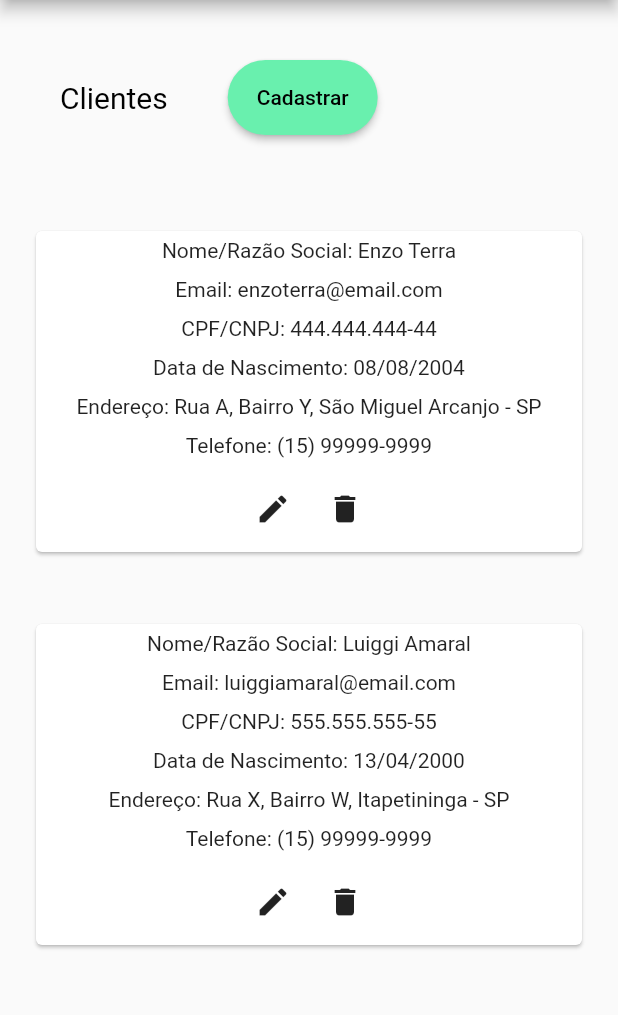
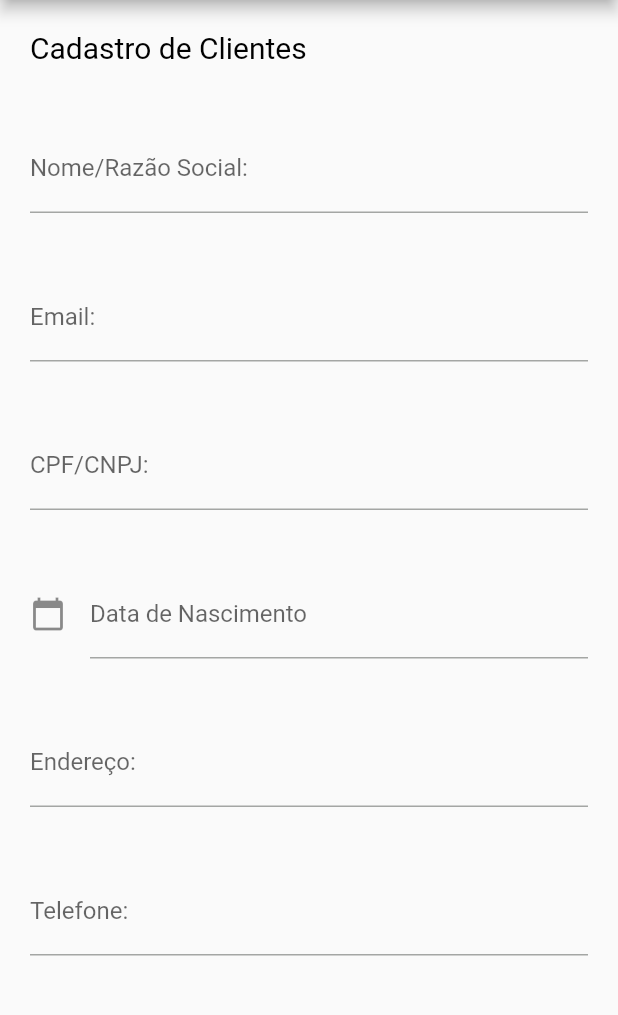
Before and after one commit to AmandaMaziero/sistema_de_venda, a Flutter app: the Client screen opened directly, after a tap on "Cadastrar", on a phone screen of 412 x 824 dp, the part 84-1099 px from its top. Run offline on Flutter 3.47's test engine with Material 2 defaults, Android fonts, the phone set to English and light mode, and no system bars; Roboto replaces fonts that are missing (Poppins).

Commit message:
formulários de cadastro

```diff
--- a/lib/pages/clients.dart
+++ b/lib/pages/clients.dart
@@ -5,6 +5,7 @@ import 'package:sistema_de_venda/pages/home.dart';
 import 'package:sistema_de_venda/pages/users.dart';
 import 'package:sistema_de_venda/pages/products.dart';
 import 'package:sistema_de_venda/pages/sales.dart';
+import 'package:sistema_de_venda/pages/forms/clients.form.dart';
 
 class Client extends StatelessWidget {
   const Client({Key? key}) : super(key: key);
@@ -69,7 +70,7 @@ class Client extends StatelessWidget {
                   mainAxisAlignment: MainAxisAlignment.end,
                   children: [
                     Buttons("Cadastrar", onPressed: () {
-                      _click(context, const Client());
+                      _click(context, const FormClient());
                     }),
                   ],
                 ),
--- /dev/null
+++ b/lib/pages/forms/clients.form.dart
@@ -0,0 +1,143 @@
+import 'package:flutter/material.dart';
+import 'package:intl/intl.dart';
+import 'package:sistema_de_venda/widgets/input.dart';
+import 'package:sistema_de_venda/widgets/texts.dart';
+import 'package:sistema_de_venda/pages/home.dart';
+import 'package:sistema_de_venda/pages/users.dart';
+import 'package:sistema_de_venda/pages/clients.dart';
+import 'package:sistema_de_venda/pages/products.dart';
+import 'package:sistema_de_venda/pages/sales.dart';
+
+class FormClient extends StatefulWidget {
+  const FormClient({super.key});
+
+  @override
+  State<FormClient> createState() => _FormClientState();
+}
+
+class _FormClientState extends State<FormClient> {
+  final _name = TextEditingController();
+  final _email = TextEditingController();
+  final _document = TextEditingController();
+  final _dateBirth = TextEditingController();
+  final _address = TextEditingController();
+  final _phone = TextEditingController();
+
+  @override
+  Widget build(BuildContext context) {
+    return Scaffold(
+      appBar: AppBar(
+        title: const Text("Sistema de Venda"),
+        backgroundColor: Colors.greenAccent,
+      ),
+      drawer: Drawer(
+        child: ListView(
+          padding: EdgeInsets.zero,
+          children: [
+            const DrawerHeader(
+              decoration: BoxDecoration(
+                color: Colors.greenAccent,
+              ),
+              child: Text('Sistema de Vendas'),
+            ),
+            _buildDrawerItem('Página Inicial', const Home(), context),
+            _buildDrawerItem('Usuários', const User(), context),
+            _buildDrawerItem('Clientes', const Client(), context),
+            _buildDrawerItem('Produtos', const Product(), context),
+            _buildDrawerItem('Vendas', const Sale(), context),
+          ],
+        ),
+      ),
+      body: _buildBody(context),
+    );
+  }
+
+  Widget _buildDrawerItem(String title, Widget page, BuildContext context) {
+    return ListTile(
+      title: Text(title),
+      onTap: () {
+        _click(context, page);
+      },
+    );
+  }
+
+  @override
+  void initState() {
+    _dateBirth.text = ""; //set the initial value of text field
+    super.initState();
+  }
+
+  Widget _buildBody(BuildContext context) {
+    return ListView(children: [
+      Padding(
+        padding: const EdgeInsets.all(20),
+        child: Texts("Cadastro de Clientes"),
+      ),
+      Padding(
+        padding: const EdgeInsets.all(20),
+        child: Input(
+            "Insira nome/razão social...",
+            "Nome/Razão Social:",
+            controller: _name,
+            false),
+      ),
+      Padding(
+        padding: const EdgeInsets.all(20),
+        child:
+            Input("Insira seu email...", "Email:", controller: _email, false),
+      ),
+      Padding(
+        padding: const EdgeInsets.all(20),
+        child: Input(
+            "Insira seu CPF/CNPJ...",
+            "CPF/CNPJ:",
+            controller: _document,
+            false),
+      ),
+      Padding(
+        padding: const EdgeInsets.all(20),
+        child: TextFormField(
+            controller: _dateBirth,
+            style: const TextStyle(
+              color: Colors.black,
+            ),
+            decoration: const InputDecoration(
+                labelText: "Data de Nascimento",
+                icon: Icon(Icons.calendar_today)),
+            readOnly: true,
+            onTap: () async {
+              DateTime? pickedDate = await showDatePicker(
+                  context: context,
+                  initialDate: DateTime.now(),
+                  firstDate: DateTime(2000),
+                  lastDate: DateTime(2101));
+
+              if (pickedDate != null) {
+                String formattedDate =
+                    DateFormat('yyyy-MM-dd').format(pickedDate);
+
+                setState(() {
+                  _dateBirth.text = formattedDate;
+                });
+              }
+            }),
+      ),
+      Padding(
+        padding: const EdgeInsets.all(20),
+        child: Input(
+            "Insira seu endereço...", "Endereço:", controller: _address, false),
+      ),
+      Padding(
+        padding: const EdgeInsets.all(20),
+        child: Input(
+            "Insira seu telefone...", "Telefone:", controller: _phone, true),
+      ),
+    ]);
+  }
+
+  void _click(BuildContext context, Widget page) {
+    Navigator.push(context, MaterialPageRoute(builder: (BuildContext context) {
+      return page;
+    }));
+  }
+}
--- a/lib/pages/login.dart
+++ b/lib/pages/login.dart
@@ -36,12 +36,12 @@ class _LoginState extends State<Login> {
         Padding(
           padding: const EdgeInsets.all(20),
           child:
-              Input("Email:", "Insira seu email...", controller: _email, false),
+              Input("Insira seu email...", "Email:", controller: _email, false),
         ),
         Padding(
           padding: const EdgeInsets.all(20),
           child: Input(
-              "Senha:", "Insira sua senha...", controller: _password, true),
+              "Insira seu email...", "Senha:", controller: _password, true),
         ),
         Center(
           child: Buttons("Entrar", onPressed: _entrar),
--- a/lib/pages/sales.dart
+++ b/lib/pages/sales.dart
@@ -1,4 +1,5 @@
 import 'package:flutter/material.dart';
+import 'package:sistema_de_venda/pages/forms/sales.form.dart';
 import 'package:sistema_de_venda/widgets/buttons.dart';
 import 'package:sistema_de_venda/widgets/texts.dart';
 import 'package:sistema_de_venda/pages/home.dart';
@@ -69,7 +70,7 @@ class Sale extends StatelessWidget {
                   mainAxisAlignment: MainAxisAlignment.end,
                   children: [
                     Buttons("Cadastrar", onPressed: () {
-                      _click(context, const Sale());
+                      _click(context, const FormSale());
                     }),
                   ],
                 ),
--- a/lib/pages/users.dart
+++ b/lib/pages/users.dart
@@ -1,4 +1,5 @@
 import 'package:flutter/material.dart';
+import 'package:sistema_de_venda/pages/forms/users.form.dart';
 import 'package:sistema_de_venda/widgets/buttons.dart';
 import 'package:sistema_de_venda/widgets/texts.dart';
 import 'package:sistema_de_venda/pages/home.dart';
@@ -69,7 +70,7 @@ class User extends StatelessWidget {
                   mainAxisAlignment: MainAxisAlignment.end,
                   children: [
                     Buttons("Cadastrar", onPressed: () {
-                      _click(context, const User());
+                      _click(context, const FormUser());
                     }),
                   ],
                 ),
--- a/pubspec.yaml
+++ b/pubspec.yaml
@@ -30,6 +30,7 @@ environment:
 dependencies:
   flutter:
     sdk: flutter
+  intl: ^0.17.0
 
   # The following adds the Cupertino Icons font to your application.
   # Use with the CupertinoIcons class for iOS style icons.
```
Also changed, not shown: lib/pages/forms/products.form.dart (added, +105 -0 lines), lib/pages/forms/sales.form.dart (added, +122 -0 lines), lib/pages/forms/users.form.dart (added, +134 -0 lines), lib/pages/products.dart (+4 -3 lines).
